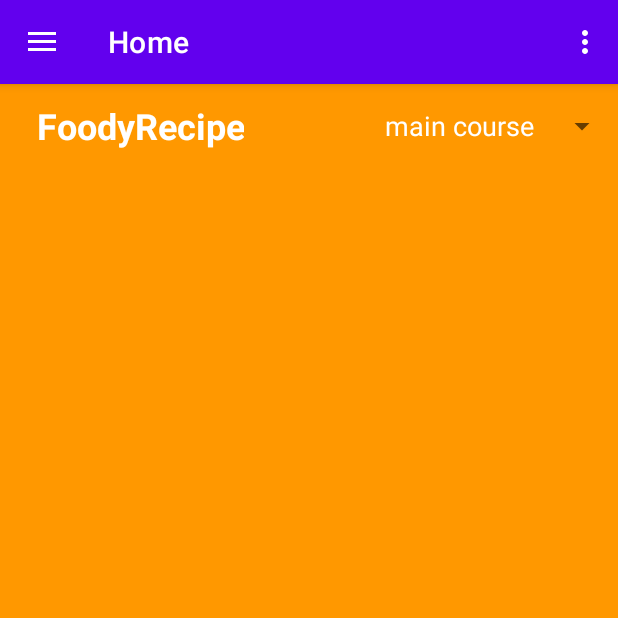
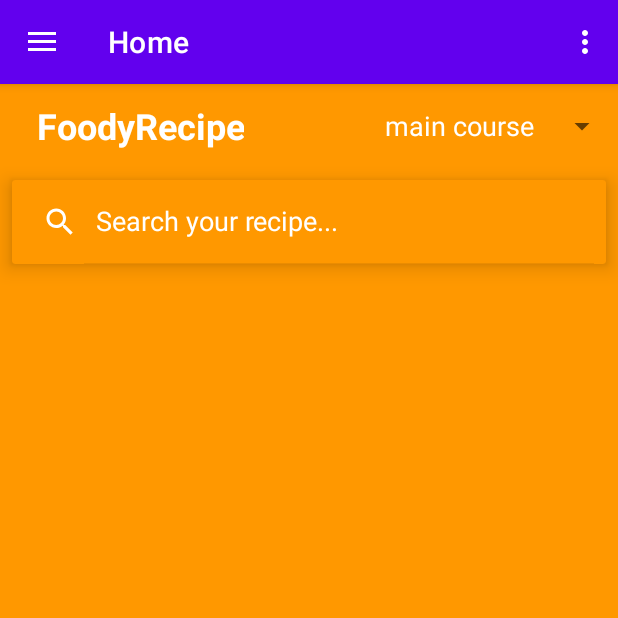
Before and after one commit to NoHop3/via-sem4-and, an Android app: the screen it shows after launch (NavDrawerActivity), on a phone screen of 412 x 824 dp, the top half of it. Run offline under Robolectric (Android 15) with nearby library versions, the phone set to English and light mode, and no system bars; our stand-ins replace navigation-ui; 1 statement that could not run was skipped.

Commit message:
Added search functionality to the home recipe fragment. Fixed the  overview of the NavOpenDrawer. Last thing in the NavOpenDrawer to be fixed is to add a proper image.

```diff
--- a/app/src/main/java/com/example/android_app_demo/ui/home/HomeFragment.java
+++ b/app/src/main/java/com/example/android_app_demo/ui/home/HomeFragment.java
@@ -11,6 +11,7 @@ import android.widget.Spinner;
 import android.widget.Toast;
 
 import androidx.annotation.NonNull;
+import androidx.appcompat.widget.SearchView;
 import androidx.fragment.app.Fragment;
 import androidx.recyclerview.widget.GridLayoutManager;
 import androidx.recyclerview.widget.RecyclerView;
@@ -26,13 +27,14 @@ import java.util.List;
 
 public class HomeFragment extends Fragment {
 
-    private RecyclerView recyclerView;
-    private RandomRecipeAdapter randomRecipeAdapter;
-    private ProgressDialog dialog;
-    private RequestManager manager;
-    private Spinner spinner;
-    private List<String> tags;
+    RecyclerView recyclerView;
+    RandomRecipeAdapter randomRecipeAdapter;
+    ProgressDialog dialog;
+    RequestManager manager;
+    Spinner spinner;
+    List<String> tags;
     ArrayAdapter arrayAdapter;
+    SearchView searchView;
 
     public View onCreateView(@NonNull LayoutInflater inflater,
                              ViewGroup container, Bundle savedInstanceState) {
@@ -43,7 +45,31 @@ public class HomeFragment extends Fragment {
         dialog = new ProgressDialog(view.getContext());
         dialog.setTitle("Loading....");
 
-        //Cause of error -> spinner = spinner.findViewById(R.id.spinner_tags) you cannot do that!!!!
+        searchView = view.findViewById(R.id.searchView_home);
+        searchView.setOnQueryTextListener(new SearchView.OnQueryTextListener() {
+            @Override
+            public boolean onQueryTextSubmit(String query) {
+                tags.clear();
+                tags.add(query);
+                manager.getRandomRecipes(randomRecipeResponseListener, tags);
+                dialog.show();
+                return true;
+            }
+
+            @Override
+            public boolean onQueryTextChange(String newText) {
+                return false;
+            }
+        });
+
+        // Cause of error #1-> spinner = spinner.findViewById() you cannot do that because spinner is not initialized!!!!
+        // Cause of error #2-> context is accessible via view.getContext() not "this"!!!
+        // Cause of error code
+        /**
+         * spinner.findViewById(R.id.spinner_tags)
+         * arrayAdapter = ArrayAdapter.createFromResource(this, R.array.tags, R.layout.spinner_text);
+         */
+        //Correct code bellow
         spinner = view.findViewById(R.id.spinner_tags);
         arrayAdapter = ArrayAdapter.createFromResource(view.getContext(), R.array.tags, R.layout.spinner_text);
         arrayAdapter.setDropDownViewResource(R.layout.spinner_inner_text);
--- /dev/null
+++ b/app/src/main/res/drawable/ic_search.xml
@@ -0,0 +1,5 @@
+<vector android:height="24dp" android:tint="#FFFFFF"
+    android:viewportHeight="24" android:viewportWidth="24"
+    android:width="24dp" xmlns:android="http://schemas.android.com/apk/res/android">
+    <path android:fillColor="@android:color/white" android:pathData="M15.5,14h-0.79l-0.28,-0.27C15.41,12.59 16,11.11 16,9.5 16,5.91 13.09,3 9.5,3S3,5.91 3,9.5 5.91,16 9.5,16c1.61,0 3.09,-0.59 4.23,-1.57l0.27,0.28v0.79l5,4.99L20.49,19l-4.99,-5zM9.5,14C7.01,14 5,11.99 5,9.5S7.01,5 9.5,5 14,7.01 14,9.5 11.99,14 9.5,14z"/>
+</vector>
--- a/app/src/main/res/layout/fragment_home.xml
+++ b/app/src/main/res/layout/fragment_home.xml
@@ -32,16 +32,35 @@
                 android:textSize="24sp"
                 android:textStyle="bold" />
 
+
             <Spinner
             android:id="@+id/spinner_tags"
             android:layout_width="wrap_content"
             android:layout_height="match_parent"
             android:layout_alignParentEnd="true"
             android:entries="@array/tags"
-                android:gravity="center" />
+            android:gravity="end|right" />
+
+
             </RelativeLayout>
         </androidx.appcompat.widget.Toolbar>
 
+        <androidx.cardview.widget.CardView
+            app:cardElevation="8dp"
+            app:cardBackgroundColor="@color/orange"
+            android:layout_margin="8dp"
+            android:layout_width="match_parent"
+            android:layout_height="?attr/actionBarSize">
+            <androidx.appcompat.widget.SearchView
+                android:id="@+id/searchView_home"
+                app:queryHint="Search your recipe..."
+                app:iconifiedByDefault="false"
+                app:searchIcon="@drawable/ic_search"
+
+                android:layout_width="match_parent"
+                android:layout_height="match_parent"/>
+
+        </androidx.cardview.widget.CardView>
 
     <androidx.recyclerview.widget.RecyclerView
         android:id="@+id/recycler_random"
--- a/app/src/main/res/values-night/themes.xml
+++ b/app/src/main/res/values-night/themes.xml
@@ -12,5 +12,7 @@
         <!-- Status bar color. -->
         <item name="android:statusBarColor" tools:targetApi="l">?attr/colorPrimaryVariant</item>
         <!-- Customize your theme here. -->
+        <item name="android:editTextColor">@color/white</item>
+        <item name="android:textColorHint">@color/white</item>
     </style>
 </resources>
--- a/app/src/main/res/values/themes.xml
+++ b/app/src/main/res/values/themes.xml
@@ -12,6 +12,8 @@
         <!-- Status bar color. -->
         <item name="android:statusBarColor" tools:targetApi="l">?attr/colorPrimaryVariant</item>
         <!-- Customize your theme here. -->
+        <item name="android:editTextColor">@color/white</item>
+        <item name="android:textColorHint">@color/white</item>
     </style>
 
     <style name="Theme.Androidappdemo.NoActionBar">
```
Lines whose indentation alone changed are shown as unchanged.
